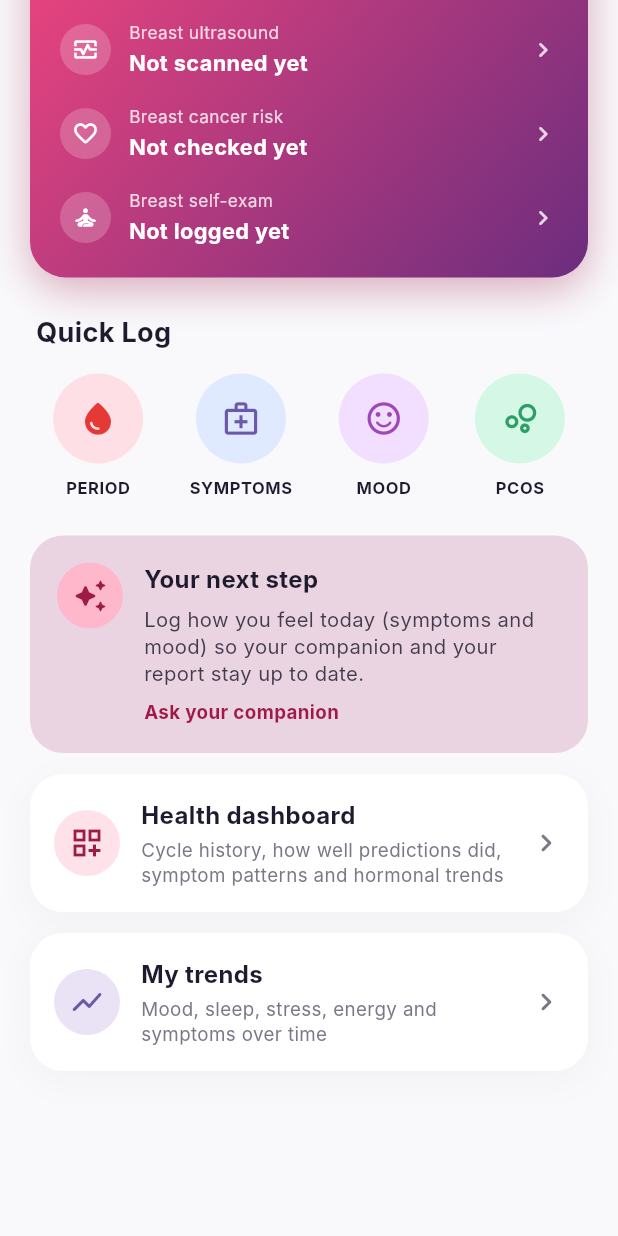
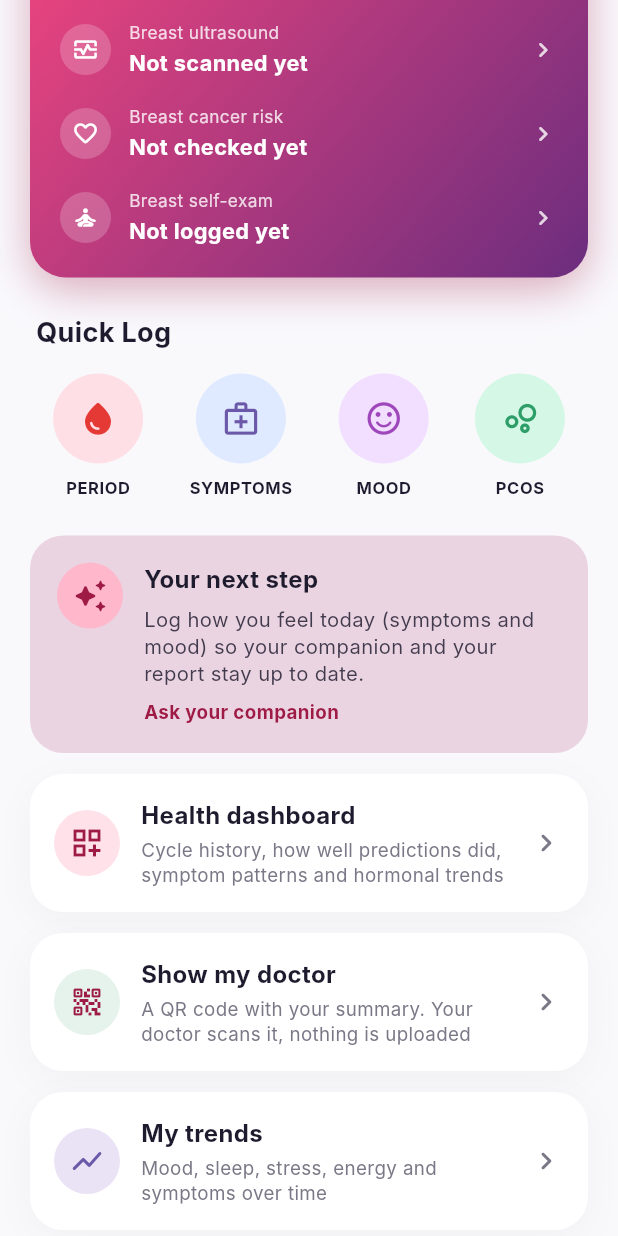
Before and after one commit to ammad-sajjad/Femora, a Flutter app: the HomeDashboardScreen screen opened directly, scrolled down 407 dp, on a phone screen of 412 x 824 dp. Run offline on Flutter 3.47's test engine with Material 3 defaults, Android fonts, the phone set to English and light mode, and no system bars; our stand-ins replace audioplayers, firebase_auth, firebase_core, flutter_local_notifications, flutter_timezone, flutter_tts and 7 more; missing offline and left inert: animated_emoji, record; accounts and stored records are empty; Roboto replaces fonts that are missing (Inter).

Commit message:
Show my doctor: a QR code holding a short clinical summary, scanned with any phone camera
The summary (patient, cycle with LMP, average and flags, 30-day symptoms, PCOS and breast
screening results, last self-exam, out-of-range lab values from a read report) is written for a
clinician in English and capped at 800 characters so the code stays scannable. It lives inside
the code itself: nothing is uploaded and no internet is needed. Checked by decoding the code from
a 3x screenshot at several sizes. Opens from Home and the Dashboard; the text can be copied and
the full PDF report is one tap away.

```diff
--- a/lib/dev/screenshot_harness.dart
+++ b/lib/dev/screenshot_harness.dart
@@ -17,7 +17,13 @@ import '../models/pcos.dart';
 import '../models/reminders.dart';
 import '../models/report_reader.dart';
 import '../models/self_exam.dart';
+import '../screens/dashboard_screen.dart';
+import '../screens/doctor_qr_screen.dart';
+import '../screens/hormone_insights_screen.dart';
 import '../screens/main_shell.dart';
+import '../screens/reminders_screen.dart';
+import '../screens/report_screen.dart';
+import '../screens/trends_screen.dart';
 import '../services/api_service.dart';
 import '../services/reminder_service.dart';
 import '../services/voice_service.dart';
@@ -49,6 +55,16 @@ class _HarnessRoot extends StatefulWidget {
 // Optional URL parameters, so a headless browser can take each screenshot without clicking:
 // ?tab=0..4&lang=ur&w=360&h=780 (tab = bottom-navigation index, w/h = the phone's logical size).
 final _query = Uri.base.queryParameters;
+
+// ?screen=<name> opens one screen on its own instead of the main shell.
+const _screens = <String, Widget>{
+  'doctor': DoctorQrScreen(),
+  'dashboard': DashboardScreen(),
+  'report': ReportScreen(),
+  'trends': TrendsScreen(),
+  'insights': HormoneInsightsScreen(),
+  'reminders': RemindersScreen(),
+};
 
 class _HarnessRootState extends State<_HarnessRoot> {
   String _language = _query['lang'] == 'ur' ? 'ur' : 'en';
@@ -217,7 +233,7 @@ class _HarnessRootState extends State<_HarnessRoot> {
             ),
           );
         },
-        home: const MainShellScreen(),
+        home: _screens[_query['screen']] ?? const MainShellScreen(),
       ),
     );
   }
--- a/lib/screens/dashboard_screen.dart
+++ b/lib/screens/dashboard_screen.dart
@@ -10,6 +10,7 @@ import '../theme/app_theme.dart';
 import '../widgets/dashboard_cards.dart';
 import '../widgets/hormone_cards.dart';
 import '../widgets/trend_cards.dart';
+import 'doctor_qr_screen.dart';
 import 'hormone_insights_screen.dart';
 import 'reminders_screen.dart';
 import 'report_screen.dart';
@@ -91,6 +92,7 @@ class DashboardScreen extends StatelessWidget {
             LatestResultsCard(store: store),
             DashboardSectionTitle(t(language, 'More', 'مزید')),
             _link(context, const Key('dash_open_report'), Icons.description_outlined, t(language, 'Health report (PDF)', 'ہیلتھ رپورٹ (PDF)'), const ReportScreen()),
+            _link(context, const Key('dash_open_doctor_qr'), Icons.qr_code_2_rounded, t(language, 'Show my doctor (QR code)', 'ڈاکٹر کو دکھائیں (QR کوڈ)'), const DoctorQrScreen()),
             _link(context, const Key('dash_open_trends'), Icons.show_chart_rounded, t(language, 'My trends (7, 30 or 90 days)', 'میرے رجحانات (7، 30 یا 90 دن)'), const TrendsScreen()),
             _link(context, const Key('dash_open_insights'), Icons.bubble_chart_outlined, t(language, 'Hormonal insights', 'ہارمونل بصیرت'), const HormoneInsightsScreen()),
             _link(context, const Key('dash_open_reminders'), Icons.notifications_active_outlined, t(language, 'Reminders', 'یاد دہانیاں'), const RemindersScreen()),
--- a/lib/screens/home_dashboard_screen.dart
+++ b/lib/screens/home_dashboard_screen.dart
@@ -11,6 +11,7 @@ import '../widgets/body_clock.dart';
 import '../widgets/cycle_widgets.dart';
 import '../widgets/femora_header.dart';
 import 'dashboard_screen.dart';
+import 'doctor_qr_screen.dart';
 import 'trends_screen.dart';
 
 /// Home: everything here comes from what the user has actually done in the app (the on-device [HealthStore]).
@@ -135,6 +136,8 @@ class HomeDashboardScreen extends StatelessWidget {
               _nextStepCard(context, nextStep(store, lastExam, now, language: language), language),
               const SizedBox(height: 14),
               _dashboardCard(context, language),
+              const SizedBox(height: 14),
+              _doctorCard(context, language),
               const SizedBox(height: 14),
               _trendsCard(context, store, language),
             ],
@@ -318,13 +321,34 @@ class HomeDashboardScreen extends StatelessWidget {
     );
   }
 
-  Widget _dashboardCard(BuildContext context, String language) {
+  Widget _dashboardCard(BuildContext context, String language) => _linkCard(
+        context,
+        key: const Key('home_dashboard'),
+        icon: Icons.dashboard_customize_outlined,
+        iconBg: const Color(0xFFFFE1EA),
+        title: t(language, 'Health dashboard', 'ہیلتھ ڈیش بورڈ'),
+        subtitle: t(language, 'Cycle history, how well predictions did, symptom patterns and hormonal trends', 'سائیکل کی تاریخ، پیش گوئیوں کی درستگی، علامات کے رجحانات اور ہارمونل رجحانات'),
+        screen: const DashboardScreen(),
+      );
+
+  Widget _doctorCard(BuildContext context, String language) => _linkCard(
+        context,
+        key: const Key('home_doctor_qr'),
+        icon: Icons.qr_code_2_rounded,
+        iconBg: const Color(0xFFE6F2EC),
+        title: t(language, 'Show my doctor', 'ڈاکٹر کو دکھائیں'),
+        subtitle: t(language, 'A QR code with your summary. Your doctor scans it, nothing is uploaded', 'آپ کے خلاصے والا QR کوڈ۔ ڈاکٹر اسے اسکین کرے، کچھ اپ لوڈ نہیں ہوتا'),
+        screen: const DoctorQrScreen(),
+      );
+
+  Widget _linkCard(BuildContext context,
+      {required Key key, required IconData icon, required Color iconBg, required String title, required String subtitle, required Widget screen}) {
     return Padding(
       padding: const EdgeInsets.symmetric(horizontal: 20.0),
       child: InkWell(
-        key: const Key('home_dashboard'),
+        key: key,
         borderRadius: BorderRadius.circular(22),
-        onTap: () => Navigator.of(context).push(MaterialPageRoute<void>(builder: (_) => const DashboardScreen())),
+        onTap: () => Navigator.of(context).push(MaterialPageRoute<void>(builder: (_) => screen)),
         child: Container(
           padding: const EdgeInsets.all(16),
           decoration: BoxDecoration(color: AppColors.cardWhite, borderRadius: BorderRadius.circular(22), boxShadow: AppTheme.softShadow),
@@ -333,20 +357,17 @@ class HomeDashboardScreen extends StatelessWidget {
               Container(
                 width: 44,
                 height: 44,
-                decoration: const BoxDecoration(color: Color(0xFFFFE1EA), shape: BoxShape.circle),
-                child: const Icon(Icons.dashboard_customize_outlined, color: AppColors.primaryBerry, size: 24),
+                decoration: BoxDecoration(color: iconBg, shape: BoxShape.circle),
+                child: Icon(icon, color: AppColors.primaryBerry, size: 24),
               ),
               const SizedBox(width: 14),
               Expanded(
                 child: Column(
                   crossAxisAlignment: CrossAxisAlignment.start,
                   children: [
-                    Text(t(language, 'Health dashboard', 'ہیلتھ ڈیش بورڈ'), style: const TextStyle(fontFamily: 'Inter', fontSize: 16, fontWeight: FontWeight.w700, color: AppColors.textDark)),
+                    Text(title, style: const TextStyle(fontFamily: 'Inter', fontSize: 16, fontWeight: FontWeight.w700, color: AppColors.textDark)),
                     const SizedBox(height: 3),
-                    Text(
-                      t(language, 'Cycle history, how well predictions did, symptom patterns and hormonal trends', 'سائیکل کی تاریخ، پیش گوئیوں کی درستگی، علامات کے رجحانات اور ہارمونل رجحانات'),
-                      style: const TextStyle(fontFamily: 'Inter', fontSize: 12.5, color: AppColors.textMuted, height: 1.35),
-                    ),
+                    Text(subtitle, style: const TextStyle(fontFamily: 'Inter', fontSize: 12.5, color: AppColors.textMuted, height: 1.35)),
                   ],
                 ),
               ),
--- a/pubspec.yaml
+++ b/pubspec.yaml
@@ -32,6 +32,7 @@ dependencies:
   firebase_core: ^4.15.0
   firebase_auth: ^6.7.0
   google_sign_in: ^7.2.0
+  qr_flutter: ^4.1.0
 
 dependency_overrides:
   path_provider_android: 2.2.15
```
Also changed, not shown: lib/models/doctor_summary.dart (added, +90 -0 lines), lib/screens/doctor_qr_screen.dart (added, +143 -0 lines), pubspec.lock, 1 other file.
